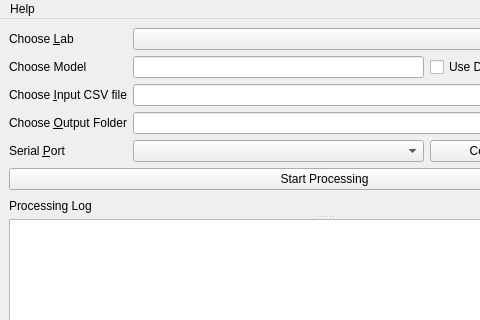
Old version of the form Ui_project/mainwindow.ui in the repository sibulus/SFU_ML; both pictures show x 0 to 480 and y 0 to 320 of the 649 by 559 pixel window.
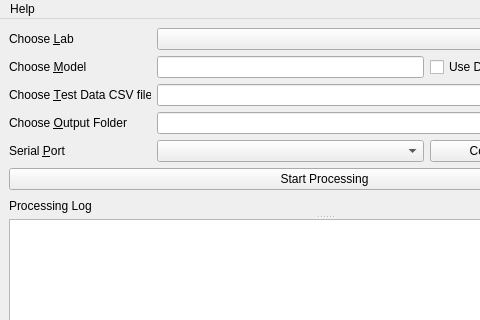
New version of the form.

What changed in the file:
```diff
--- a/Ui_project/mainwindow.ui
+++ b/Ui_project/mainwindow.ui
@@ -25,7 +25,7 @@
            <bool>true</bool>
           </property>
           <property name="text">
-           <string>Choose &amp;Input CSV file</string>
+           <string>Choose &amp;Test Data CSV file</string>
           </property>
           <property name="buddy">
            <cstring>inputLineEdit</cstring>
@@ -45,7 +45,7 @@
         <item row="1" column="0">
          <widget class="QLabel" name="chooseModelLabel">
           <property name="text">
-           <string>Choose Model</string>
+           <string>Choose &amp;Model</string>
           </property>
           <property name="buddy">
            <cstring>modelLineEdit</cstring>
```
